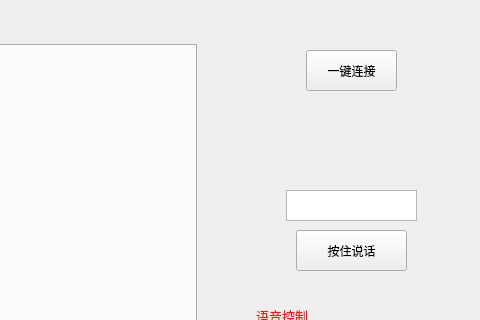
Before: the Qt Designer form SmartHome/smarthome.ui in qq936859639/test2, drawn with Qt 5; both pictures show x 544 to 1024 and y 0 to 320 of the 1024 by 553 pixel window.
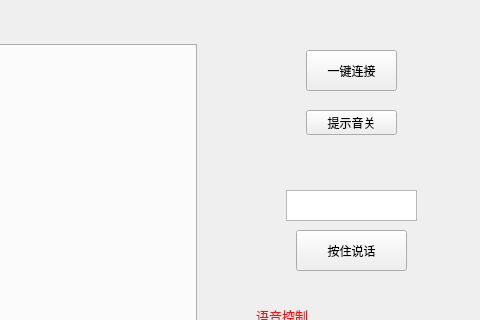
After: the same form once the commit is applied. Icons and pictures are not drawn.

Commit message: 20221011cjfV2.2_Smarthome_1_add_prompt

```diff
--- a/SmartHome/smarthome.ui
+++ b/SmartHome/smarthome.ui
@@ -1573,6 +1573,19 @@
     <string>退出</string>
    </property>
   </widget>
+  <widget class="QPushButton" name="face_button">
+   <property name="geometry">
+    <rect>
+     <x>850</x>
+     <y>110</y>
+     <width>91</width>
+     <height>25</height>
+    </rect>
+   </property>
+   <property name="text">
+    <string>提示音关</string>
+   </property>
+  </widget>
  </widget>
  <resources/>
  <connections/>
```
The commit also changes 4 other files.
